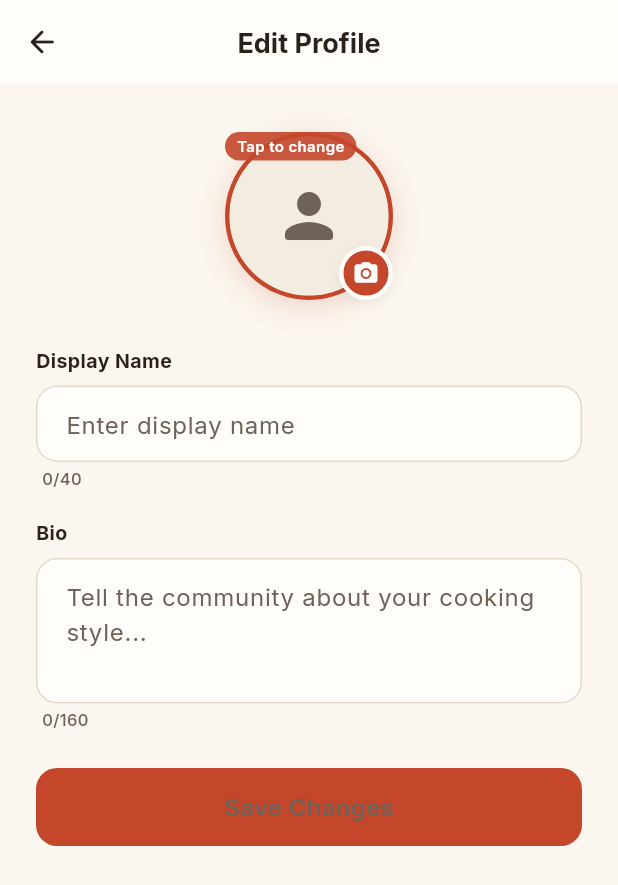
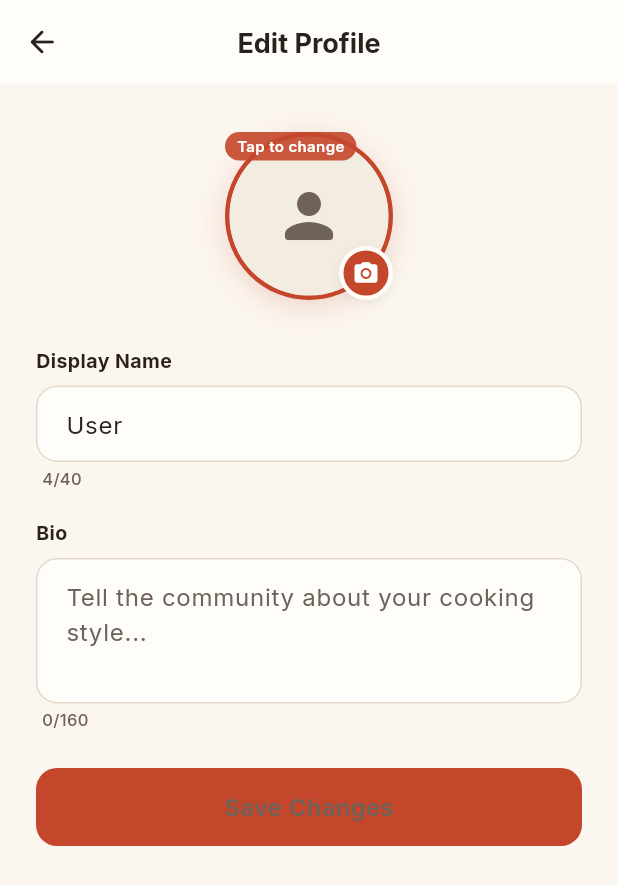
Before and after one commit to tonyontech101/La-Mia, a Flutter app: the EditProfileScreen screen opened directly, on a phone screen of 412 x 824 dp. Shown: the top 885 px of the screen. Run offline on Flutter 3.47's test engine with Material 3 defaults, Android fonts, the phone set to English and light mode, and no system bars; our stand-ins replace cached_network_image, cloud_firestore, firebase_auth, firebase_core, firebase_crashlytics, firebase_storage and 4 more; accounts and stored records are empty; generated files the repository leaves out were written again; network calls fail.

Commit message:
fixed the seach by user

```diff
--- a/lamia_app/lib/features/auth/data/user_model.dart
+++ b/lamia_app/lib/features/auth/data/user_model.dart
@@ -33,21 +33,27 @@ class UserModel {
 
   /// Creates a [UserModel] from a Firestore document snapshot.
   factory UserModel.fromFirestore(DocumentSnapshot<Map<String, dynamic>> doc) {
-    final data = doc.data()!;
+    final data = doc.data() ?? {};
     return UserModel(
       uid: doc.id,
-      displayName: data['displayName'] as String? ?? 'User',
+      displayName: (data['displayName'] as String?)?.trim().isNotEmpty == true
+          ? data['displayName'] as String
+          : 'User',
       bio: data['bio'] as String?,
       photoUrl: data['photoUrl'] as String?,
-      recipeCount: data['recipeCount'] as int? ?? 0,
-      totalLikesReceived: data['totalLikesReceived'] as int? ?? 0,
-      followerCount: data['followerCount'] as int? ?? 0,
-      followingCount: data['followingCount'] as int? ?? 0,
-      savedCount: data['savedCount'] as int? ?? 0,
+      recipeCount: (data['recipeCount'] as num?)?.toInt() ?? 0,
+      totalLikesReceived: (data['totalLikesReceived'] as num?)?.toInt() ?? 0,
+      followerCount: (data['followerCount'] as num?)?.toInt() ?? 0,
+      followingCount: (data['followingCount'] as num?)?.toInt() ?? 0,
+      savedCount: (data['savedCount'] as num?)?.toInt() ?? 0,
       role: data['role'] as String? ?? 'user',
-      createdAt: data['createdAt'] != null
-          ? (data['createdAt'] as Timestamp).toDate()
-          : DateTime.now(),
+      createdAt: () {
+        final raw = data['createdAt'];
+        if (raw is Timestamp) return raw.toDate();
+        if (raw is DateTime) return raw;
+        if (raw is String) return DateTime.tryParse(raw) ?? DateTime.now();
+        return DateTime.now();
+      }(),
     );
   }
 
--- a/lamia_app/lib/features/recipes/data/recipe_repository.dart
+++ b/lamia_app/lib/features/recipes/data/recipe_repository.dart
@@ -115,12 +115,14 @@ class RecipeRepository {
           (i) => i.toLowerCase().contains(q),
         );
         final descMatch = r.description.toLowerCase().contains(q);
+        final authorMatch = r.authorName.toLowerCase().contains(q);
         return nameMatch ||
             catMatch ||
             tagMatch ||
             regionMatch ||
             ingMatch ||
-            descMatch;
+            descMatch ||
+            authorMatch;
       }).take(limit).toList();
     } catch (_) {
       return [];
```
Also changed, not shown: lamia_app/lib/features/auth/data/user_repository.dart (+54 -12 lines), lamia_app/lib/features/search/presentation/universal_search_screen.dart (+9 -5 lines), 2 other files.
